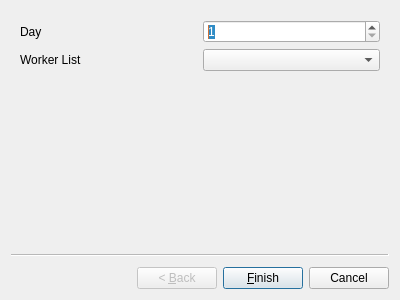
This is frontend/shiftwizard.ui in Xaempel/SmartWorkPlan as Qt 5 draws it before an edit. The edited form follows.
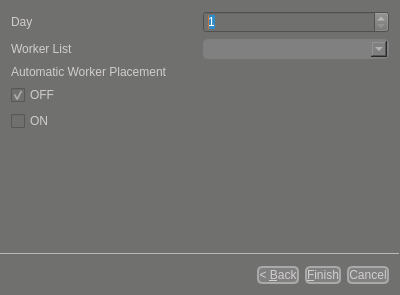
This is the edited form.

Commit message:
<Docs> -- Added new Ui commit flag to commit convention file in docs dir -- The appearance and formatting of the VERSION and ROADMAP    files have been improved and a few minor changes have been added    to the files compared to the previous version of the files
<Feature>
-- Added automatic addition of an employee to a shift

<Ui>
-- the appearance of the change wizard has been beautified

Diff of the .ui file:
```diff
--- a/frontend/shiftwizard.ui
+++ b/frontend/shiftwizard.ui
@@ -7,14 +7,45 @@
     <x>0</x>
     <y>0</y>
     <width>400</width>
-    <height>300</height>
+    <height>295</height>
    </rect>
   </property>
   <property name="windowTitle">
-   <string>ShiftWizard</string>
+   <string>Creator for Worker Shifts</string>
+  </property>
+  <property name="styleSheet">
+   <string notr="true">*
+{
+ background-color:  #70706e;
+ color: #d1cdcd;
+}
+
+QPushButton {
+    background-color: gray;
+    border: 2px solid darkgray;
+    border-radius: 5px;
+	color: #d1cdcd;
+}
+
+QComboBox {
+    background-color: gray;
+    border: 2px solid gray;
+    border-radius: 5px;
+}
+</string>
+  </property>
+  <property name="wizardStyle">
+   <enum>QWizard::ModernStyle</enum>
   </property>
   <widget class="QWizardPage" name="MainWizardPage">
    <layout class="QGridLayout" name="gridLayout">
+    <item row="2" column="0">
+     <widget class="QLabel" name="AutomaticWorkerPlacementLabel">
+      <property name="text">
+       <string>Automatic Worker Placement</string>
+      </property>
+     </widget>
+    </item>
     <item row="0" column="0">
      <widget class="QLabel" name="DayLabel">
       <property name="text">
@@ -45,9 +76,47 @@
       </property>
      </widget>
     </item>
+    <item row="3" column="0">
+     <widget class="QCheckBox" name="OFFAutomaticWorkerPlacementCheckBox">
+      <property name="text">
+       <string>OFF</string>
+      </property>
+      <property name="checkable">
+       <bool>true</bool>
+      </property>
+      <property name="checked">
+       <bool>true</bool>
+      </property>
+      <property name="autoRepeat">
+       <bool>false</bool>
+      </property>
+      <property name="autoExclusive">
+       <bool>true</bool>
+      </property>
+     </widget>
+    </item>
     <item row="1" column="1">
      <widget class="QComboBox" name="WorkerComboBox"/>
     </item>
+    <item row="4" column="0">
+     <widget class="QCheckBox" name="ONAutomaticWorkerPlacementCheckBox">
+      <property name="text">
+       <string>ON</string>
+      </property>
+      <property name="checkable">
+       <bool>true</bool>
+      </property>
+      <property name="checked">
+       <bool>false</bool>
+      </property>
+      <property name="autoRepeat">
+       <bool>false</bool>
+      </property>
+      <property name="autoExclusive">
+       <bool>true</bool>
+      </property>
+     </widget>
+    </item>
    </layout>
   </widget>
  </widget>
```
Left out of the diff: 39 changed lines with no effect on the pictures. The commit also changes 7 other files.
